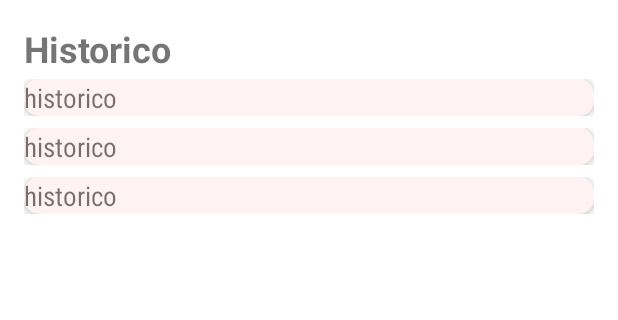
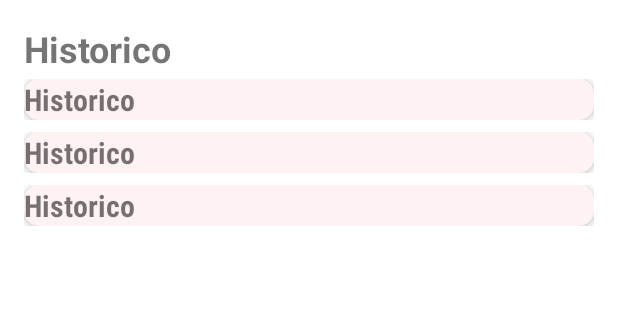
Before and after one commit to felipesekai/dadosRPGOldVersion, an Android app: the layout activity_historico.xml on its own in the app's theme, with its tools: preview values and no code run, on a phone screen of 412 x 824 dp, the part 84-404 px from its top. Run offline under Robolectric (Android 15) with nearby library versions, the phone set to English and light mode, and no system bars.

Commit message:
activity_historico_ok

```diff
--- a/app/src/main/java/com/sekai/dadosrpg/Historico/HistoricoAdapter.kt
+++ b/app/src/main/java/com/sekai/dadosrpg/Historico/HistoricoAdapter.kt
@@ -21,12 +21,12 @@ class HistoricoAdapter(
 
     }
 
-    override fun onCreateViewHolder(parent: ViewGroup, viewType: Int): HistoricoAdapter.ViewHolder {
+    override fun onCreateViewHolder(parent: ViewGroup, viewType: Int): ViewHolder {
         val binding = CardHistoricoBinding.inflate(LayoutInflater.from(parent.context), parent, false)
       return ViewHolder(binding.root)
     }
 
-    override fun onBindViewHolder(holder: HistoricoAdapter.ViewHolder, position: Int) {
+    override fun onBindViewHolder(holder: ViewHolder, position: Int) {
        holder.apply {
            historico.text = listH[position].historico
        }
--- a/app/src/main/res/layout/activity_historico.xml
+++ b/app/src/main/res/layout/activity_historico.xml
@@ -7,8 +7,11 @@
     tools:context=".Historico.HistoricoActivity">
 
     <include
-        android:id="@+id/iclude_toolbar_app_h"
-        layout="@layout/toolbar"/>
+        android:id="@+id/include_toolbar_app_h"
+        layout="@layout/toolbar"
+        app:layout_constraintEnd_toEndOf="parent"
+        app:layout_constraintStart_toStartOf="parent"
+        app:layout_constraintTop_toTopOf="parent" />
 
     <TextView
         android:id="@+id/title_ah_historico"
@@ -18,7 +21,7 @@
         android:text="@string/historico_title"
         android:textStyle="bold"
         android:layout_margin="16dp"
-        app:layout_constraintTop_toBottomOf="@id/iclude_toolbar_app_h"
+        app:layout_constraintTop_toBottomOf="@id/include_toolbar_app_h"
         app:layout_constraintEnd_toEndOf="parent"
         />
 
--- a/app/src/main/res/layout/card_historico.xml
+++ b/app/src/main/res/layout/card_historico.xml
@@ -35,8 +35,9 @@
                     android:id="@+id/txt_historico_ch"
                     android:layout_width="wrap_content"
                     android:layout_height="wrap_content"
-                    android:text="historico"
-                    android:textSize="18sp"
+                    android:text="@string/historico_title"
+                    android:textSize="20sp"
+                    android:textStyle="bold"
                     android:fontFamily="sans-serif-condensed"/>
             </androidx.cardview.widget.CardView>
         </LinearLayout>
--- a/app/src/main/res/layout/toolbar.xml
+++ b/app/src/main/res/layout/toolbar.xml
@@ -1,9 +1,9 @@
 <?xml version="1.0" encoding="utf-8"?>
-<androidx.appcompat.widget.Toolbar xmlns:android="http://schemas.android.com/apk/res/android"
+<com.google.android.material.appbar.MaterialToolbar xmlns:android="http://schemas.android.com/apk/res/android"
     android:layout_width="match_parent"
     android:layout_height="wrap_content"
     xmlns:app="http://schemas.android.com/apk/res-auto"
     android:background="@color/ic_launcher_background"
     app:title="@string/app_name">
 
-</androidx.appcompat.widget.Toolbar>
+</com.google.android.material.appbar.MaterialToolbar>
--- a/app/src/main/res/values-land/strings.xml
+++ b/app/src/main/res/values-land/strings.xml
@@ -3,4 +3,5 @@
     <string name="open_navigation">Abrir</string>
     <string name="close_navigation">Fechar</string>
     <string name="historico_title">Historico</string>
+    <string name="option_menu_limpar_hist_rico">Limpar Histórico</string>
 </resources>
--- a/app/src/main/res/values-night/strings.xml
+++ b/app/src/main/res/values-night/strings.xml
@@ -3,4 +3,5 @@
     <string name="open_navigation">Abrir</string>
     <string name="close_navigation">Fechar</string>
     <string name="historico_title">Historico</string>
+    <string name="option_menu_limpar_hist_rico">Limpar Histórico</string>
 </resources>
--- a/app/src/main/res/values-w1240dp/strings.xml
+++ b/app/src/main/res/values-w1240dp/strings.xml
@@ -3,4 +3,5 @@
     <string name="open_navigation">Abrir</string>
     <string name="close_navigation">Fechar</string>
     <string name="historico_title">Historico</string>
+    <string name="option_menu_limpar_hist_rico">Limpar Histórico</string>
 </resources>
--- a/app/src/main/res/values-w600dp/strings.xml
+++ b/app/src/main/res/values-w600dp/strings.xml
@@ -3,4 +3,5 @@
     <string name="open_navigation">Abrir</string>
     <string name="close_navigation">Fechar</string>
     <string name="historico_title">Historico</string>
+    <string name="option_menu_limpar_hist_rico">Limpar Histórico</string>
 </resources>
--- a/app/src/main/res/values/strings.xml
+++ b/app/src/main/res/values/strings.xml
@@ -3,4 +3,5 @@
     <string name="open_navigation">Abrir</string>
     <string name="close_navigation">Fechar</string>
     <string name="historico_title">Historico</string>
+    <string name="option_menu_limpar_hist_rico">Limpar Histórico</string>
 </resources>
```
Also changed, not shown: app/src/main/java/com/sekai/dadosrpg/DataBase/helper/HelperDB.kt (+10 -4 lines), app/src/main/java/com/sekai/dadosrpg/Historico/HistoricoActivity.kt (+39 -4 lines), app/src/main/java/com/sekai/dadosrpg/MainActivity.kt (+46 -42 lines), app/src/main/res/drawable/ic_nav_back_24.xml (added, +12 -0 lines), app/src/main/res/menu/options_menu_historico.xml (added, +9 -0 lines).
